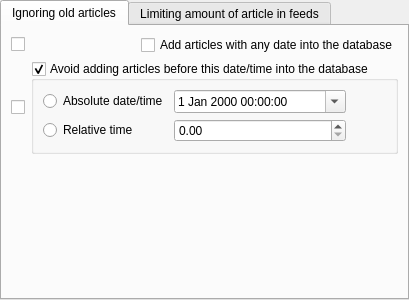
martinrotter/rssguard, file src/librssguard/gui/reusable/articleamountcontrol.ui: the form before one commit.
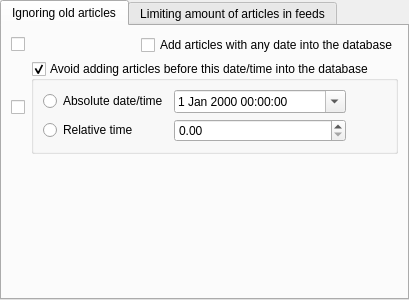
The form after the commit. Custom widgets are drawn as their Qt base class.

```diff
--- a/src/librssguard/gui/reusable/articleamountcontrol.ui
+++ b/src/librssguard/gui/reusable/articleamountcontrol.ui
@@ -167,7 +167,7 @@
      </widget>
      <widget class="QWidget" name="m_tabLimit">
       <attribute name="title">
-       <string>Limiting amount of article in feeds</string>
+       <string>Limiting amount of articles in feeds</string>
       </attribute>
       <layout class="QFormLayout" name="formLayout_3">
        <item row="0" column="0" colspan="2">
```
